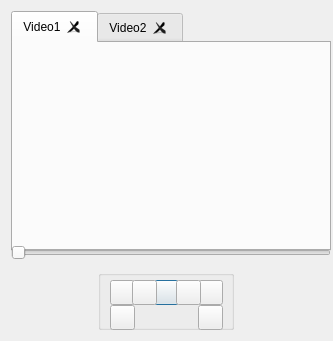
VLMC/vlmc, file src/gui/ui/PreviewWidget.ui: the form before one commit.
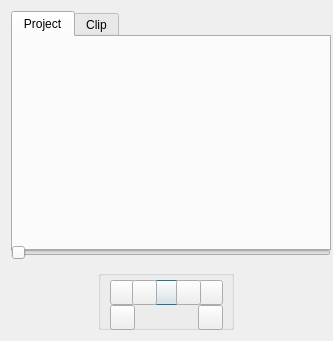
The form after the commit.

Commit message:
UI adjustements in the video preview
- There's no need to close a tab
- Also moving only two tabs is useless

What changed in the file:
```diff
--- a/src/gui/ui/PreviewWidget.ui
+++ b/src/gui/ui/PreviewWidget.ui
@@ -52,23 +52,14 @@
      <property name="currentIndex">
       <number>0</number>
      </property>
-     <property name="documentMode">
-      <bool>false</bool>
-     </property>
-     <property name="tabsClosable">
-      <bool>true</bool>
-     </property>
-     <property name="movable">
-      <bool>true</bool>
-     </property>
-     <widget class="QWidget" name="Video1">
+     <widget class="QWidget" name="ProjectTab">
       <attribute name="title">
-       <string>Video1</string>
+       <string>Project</string>
       </attribute>
      </widget>
      <widget class="QWidget" name="Video2">
       <attribute name="title">
-       <string>Video2</string>
+       <string>Clip</string>
       </attribute>
      </widget>
     </widget>
```
Left out of the diff: 10 changed lines with no effect on the pictures.
